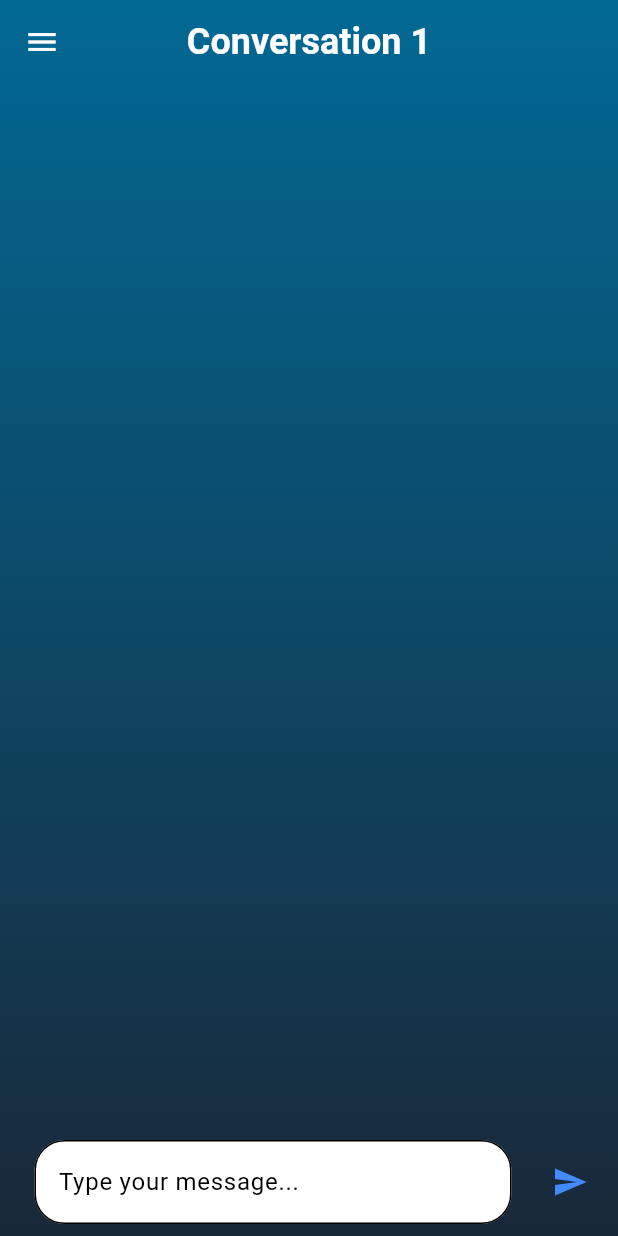
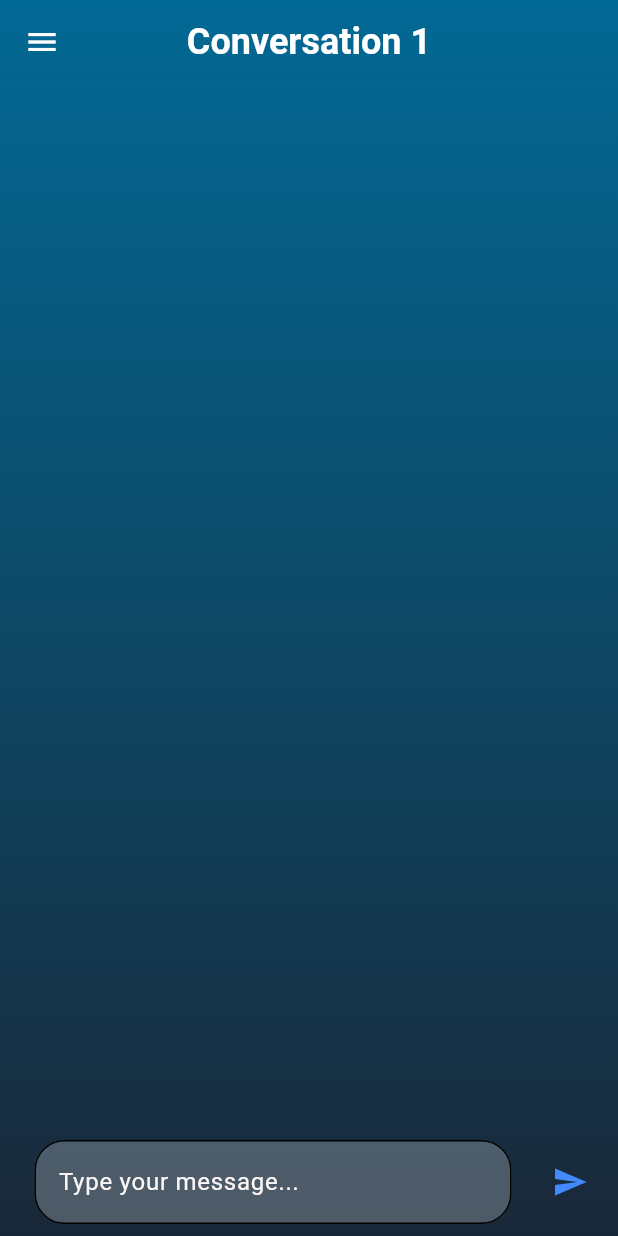
Before and after one commit to Akram832/healthMateAI, a Flutter app: the screen it shows after launch, on a phone screen of 412 x 824 dp. Run offline on Flutter 3.47's test engine with Material 3 defaults, Android fonts, the phone set to English and light mode, and no system bars; our stand-ins replace animated_text_kit, equatable, flutter_bloc.

```diff
--- a/app/lib/features/chat_bot/presentation/components/app_drawer.dart
+++ b/app/lib/features/chat_bot/presentation/components/app_drawer.dart
@@ -49,8 +49,9 @@ class ConversationDrawer extends StatelessWidget {
                     style: TextStyle(color: Colors.grey[600]),
                   ),
                   onTap: () {
-                    onConversationSelected(index);
                     Navigator.pop(context); // Close the drawer
+                    onConversationSelected(
+                        index); // Notify the parent widget to switch conversation
                   },
                 );
               },
--- a/app/lib/features/chat_bot/presentation/components/message_input.dart
+++ b/app/lib/features/chat_bot/presentation/components/message_input.dart
@@ -15,13 +15,14 @@ class TextInput extends StatelessWidget {
       padding: const EdgeInsets.symmetric(horizontal: 15.0),
       child: TextField(
         controller: controller,
-                          decoration:  InputDecoration(
+        style: TextStyle(color: Colors.white, decoration: TextDecoration.none),
+        decoration: InputDecoration(
           hintText: hintText,
+          hintStyle: TextStyle(color: const Color.fromARGB(255, 251, 246, 246)),
           filled: true,
-                            fillColor: Colors.white,
+          fillColor: const Color.fromARGB(58, 255, 255, 255),
           border: OutlineInputBorder(
-                              borderRadius:
-                                  BorderRadius.all(Radius.circular(20)),
+            borderRadius: BorderRadius.all(Radius.circular(20)),
           ),
         ),
       ),
--- a/app/lib/features/chat_bot/presentation/pages/chat_bot_page.dart
+++ b/app/lib/features/chat_bot/presentation/pages/chat_bot_page.dart
@@ -85,8 +85,9 @@ class _ChatBotPageState extends State<ChatBotPage> {
         conversations: conversations,
         onConversationSelected: (index) {
           setState(() {
-            currentConversationIndex =
-                index; // Update to the selected conversation
+            currentConversationIndex = index;
+            controller.clear();
+            // Update to the selected conversation
           });
         },
         onNewConversation: startNewConversation,
@@ -123,14 +124,29 @@ class _ChatBotPageState extends State<ChatBotPage> {
               ),
               // List of messages
               Expanded(
-                child: ListView.builder(
+                child: FutureBuilder(
+                  future: Future.delayed(
+                      const Duration(milliseconds: 100)), // Simulate delay
+                  builder: (context, snapshot) {
+                    if (snapshot.connectionState == ConnectionState.waiting) {
+                      // Show a loading indicator during the "reload"
+                      return const Center(child: CircularProgressIndicator());
+                    } else {
+                      // Show the messages for the current conversation
+                      final currentConversation =
+                          conversations[currentConversationIndex];
+                      return ListView.builder(
                         itemCount: currentConversation["messages"].length,
                         itemBuilder: (context, index) {
-                    final message = currentConversation["messages"][index];
+                          final message =
+                              currentConversation["messages"][index];
                           return ChatMessageBubble(
                             sender: message["sender"],
                             message: message["message"],
                           );
+                        },
+                      );
+                    }
                   },
                 ),
               ),
```
Lines whose indentation alone changed are shown as unchanged.
